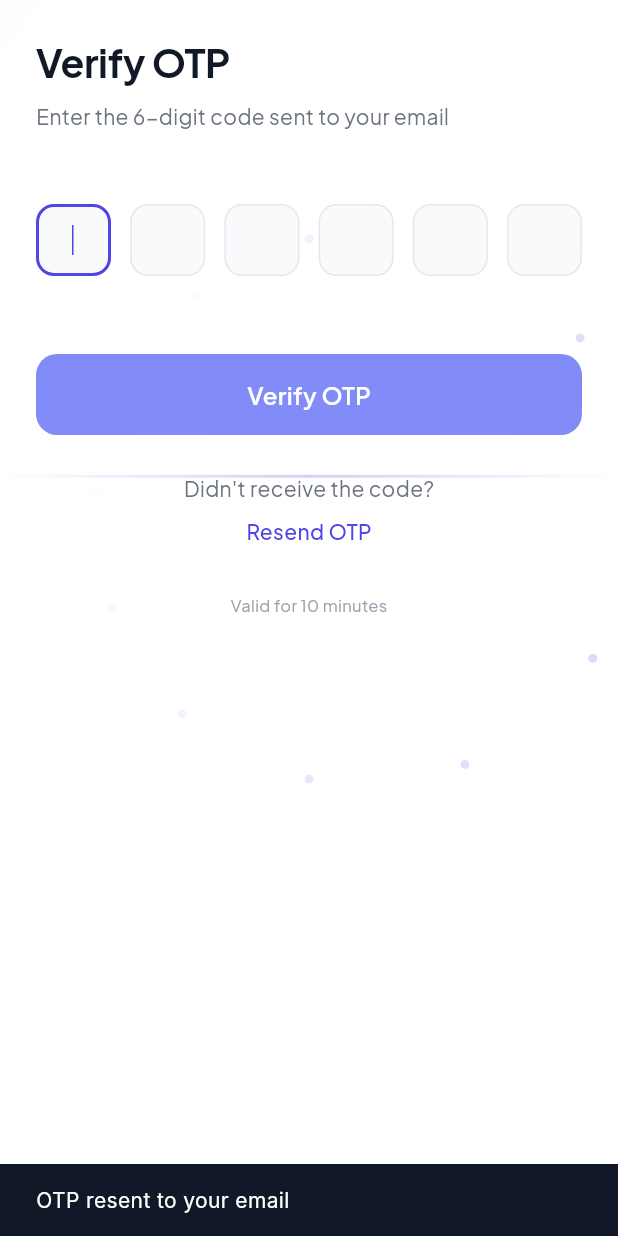
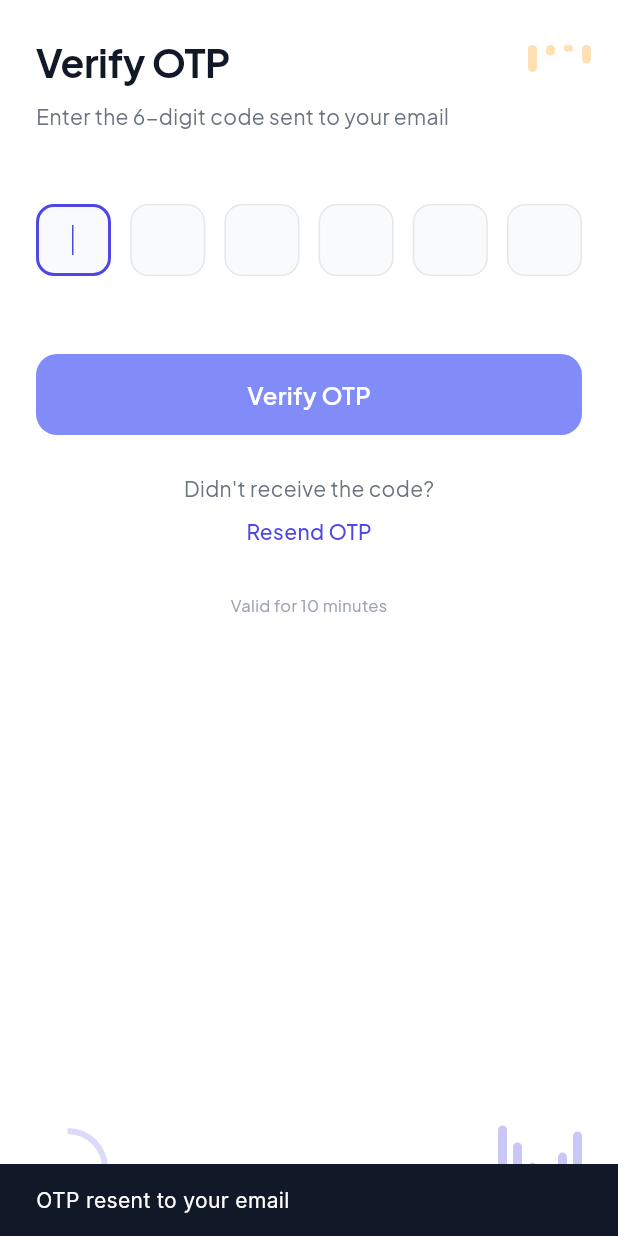
Before and after one commit to majidbhuiyan20/ShopLedger, a Flutter app: the OtpScreen screen opened by its route, after a tap on "Resend OTP", on a phone screen of 412 x 824 dp. Run offline on Flutter 3.47's test engine with Material 3 defaults, Android fonts, the phone set to English and light mode, and no system bars; our stand-ins replace dio, logger, shared_preferences; accounts and stored records are empty; network calls fail; Roboto replaces fonts that are missing (Inter).

Commit message:
create an auth background

```diff
--- a/lib/features/widgets/auth_background.dart
+++ b/lib/features/widgets/auth_background.dart
@@ -2,187 +2,114 @@ import 'package:flutter/material.dart';
 import 'dart:math';
 import '../../core/constants/app_colors.dart';
 
-/// Beautiful animated Auth Background with custom paint
+/// Light Business Auth Background
 class AuthBackground extends StatefulWidget {
   final Widget child;
-  final bool showPattern;
 
-  const AuthBackground({
-    super.key,
-    required this.child,
-    this.showPattern = true,
-  });
+  const AuthBackground({super.key, required this.child});
 
   @override
   State<AuthBackground> createState() => _AuthBackgroundState();
 }
 
 class _AuthBackgroundState extends State<AuthBackground>
-    with TickerProviderStateMixin {
-  late AnimationController _animationController;
-  late AnimationController _floatingController;
+    with SingleTickerProviderStateMixin {
+  late AnimationController _controller;
 
   @override
   void initState() {
     super.initState();
-    _animationController = AnimationController(
-      duration: const Duration(seconds: 20),
-      vsync: this,
-    )..repeat();
-
-    _floatingController = AnimationController(
-      duration: const Duration(seconds: 15),
+    _controller = AnimationController(
+      duration: const Duration(seconds: 10),
       vsync: this,
     )..repeat();
   }
 
   @override
   void dispose() {
-    _animationController.dispose();
-    _floatingController.dispose();
+    _controller.dispose();
     super.dispose();
   }
 
   @override
   Widget build(BuildContext context) {
-    final size = MediaQuery.of(context).size;
-
     return Stack(
       children: [
-        // ── Base Gradient ──────────────────────────────────────
-        Container(
-          width: double.infinity,
-          height: double.infinity,
-          decoration: BoxDecoration(
-            gradient: LinearGradient(
-              begin: Alignment.topLeft,
-              end: Alignment.bottomRight,
-              colors: [
-                AppColors.bgBase,
-                AppColors.bgBase.withOpacity(0.98),
-                AppColors.bgBase,
-              ],
-            ),
-          ),
-        ),
-
-        // ── Animated Background Painter ───────────────────────
-        if (widget.showPattern)
+        Container(color: Colors.white),
         AnimatedBuilder(
-            animation: Listenable.merge([
-              _animationController,
-              _floatingController,
-            ]),
+          animation: _controller,
           builder: (context, child) {
             return CustomPaint(
-                painter: AuthBackgroundPainter(
-                  animationValue: _animationController.value,
-                  floatingValue: _floatingController.value,
-                  size: size,
-                ),
-                child: Container(),
+              painter: LightBusinessPainter(animationValue: _controller.value),
+              size: MediaQuery.of(context).size,
             );
           },
         ),
-
-        // ── Child Content ────────────────────────────────────
         widget.child,
       ],
     );
   }
 }
 
-/// Custom painter for animated background
-class AuthBackgroundPainter extends CustomPainter {
+class LightBusinessPainter extends CustomPainter {
   final double animationValue;
-  final double floatingValue;
-  final Size size;
 
-  AuthBackgroundPainter({
-    required this.animationValue,
-    required this.floatingValue,
-    required this.size,
-  });
+  LightBusinessPainter({required this.animationValue});
 
   @override
   void paint(Canvas canvas, Size size) {
-    final paint = Paint();
+    // Sales mini chart (bottom right)
+    final salesPaint = Paint()
+      ..color = AppColors.primary.withOpacity(0.3)
+      ..style = PaintingStyle.fill;
 
-    // ── Animated Gradient Circle 1 (Top-left) ─────────────────
-    final circle1Offset = Offset(
-      -100 + (animationValue * 40),
-      -100 + (sin(floatingValue * 2 * 3.14159) * 20),
+    for (int i = 0; i < 6; i++) {
+      final height = 20 + sin(animationValue * 2 * pi + i) * 15;
+      final x = size.width - 80 + i * 10;
+      final y = size.height - 40 - height;
+
+      canvas.drawRRect(
+        RRect.fromRectAndRadius(
+          Rect.fromLTWH(x, y, 6, height),
+          const Radius.circular(3),
+        ),
+        salesPaint,
+      );
+    }
+
+    // Due indicator (bottom left)
+    final duePaint = Paint()
+      ..color = AppColors.primary.withOpacity(0.2)
+      ..style = PaintingStyle.stroke
+      ..strokeWidth = 4;
+
+    canvas.drawArc(
+      Rect.fromLTWH(20, size.height - 70, 50, 50),
+      -pi / 2,
+      2 * pi * (0.3 + sin(animationValue * pi) * 0.1),
+      false,
+      duePaint,
     );
 
-    paint.shader = RadialGradient(
-      colors: [
-        AppColors.primary.withOpacity(0.2),
-        AppColors.primary.withOpacity(0.05),
-        AppColors.primary.withOpacity(0),
-      ],
-    ).createShader(Rect.fromCircle(center: circle1Offset, radius: 150));
+    // Stock level bars (top right)
+    for (int i = 0; i < 4; i++) {
+      final level = 0.4 + sin(animationValue * 3 * pi + i) * 0.3;
+      final barPaint = Paint()
+        ..color = (level > 0.6 ? Colors.green : Colors.orange).withOpacity(0.3)
+        ..style = PaintingStyle.fill;
 
-    canvas.drawCircle(circle1Offset, 150, paint);
-
-    // ── Animated Gradient Circle 2 (Bottom-right) ──────────────
-    final circle2Offset = Offset(
-      size.width + 80 - (animationValue * 40),
-      size.height + 100 + (sin(floatingValue * 2 * 3.14159) * 20),
+      canvas.drawRRect(
+        RRect.fromRectAndRadius(
+          Rect.fromLTWH(size.width - 60 + i * 12, 30, 6, 40 * level),
+          const Radius.circular(3),
+        ),
+        barPaint,
       );
-
-    paint.shader = RadialGradient(
-      colors: [
-        AppColors.primary.withOpacity(0.15),
-        AppColors.primary.withOpacity(0.03),
-        AppColors.primary.withOpacity(0),
-      ],
-    ).createShader(Rect.fromCircle(center: circle2Offset, radius: 140));
-
-    canvas.drawCircle(circle2Offset, 140, paint);
-
-    // ── Animated Accent Line (Center) ────────────────────────
-    final linePaint = Paint()
-      ..strokeWidth = 2
-      ..shader = LinearGradient(
-        colors: [
-          AppColors.primary.withOpacity(0),
-          AppColors.primary.withOpacity(0.25),
-          AppColors.primary.withOpacity(0),
-        ],
-      ).createShader(Rect.fromLTWH(0, size.height * 0.35, size.width, 2));
-
-    final lineYOffset = (sin(floatingValue * 2 * 3.14159) * 30);
-    canvas.drawLine(
-      Offset(-50, size.height * 0.35 + lineYOffset),
-      Offset(size.width + 50, size.height * 0.35 + lineYOffset),
-      linePaint,
-    );
-
-    // ── Floating Dots Pattern ──────────────────────────────────
-    _drawFloatingDots(canvas, size);
-  }
-
-  void _drawFloatingDots(Canvas canvas, Size size) {
-    final dotPaint = Paint();
-    const dotCount = 12;
-    const dotRadius = 3.0;
-
-    for (int i = 0; i < dotCount; i++) {
-      final angle = (i / dotCount) * 2 * 3.14159;
-      final distance = 180 + (sin(floatingValue * 2 * 3.14159 + angle) * 40);
-
-      final x = size.width / 2 + distance * cos(angle);
-      final y = size.height * 0.4 + distance * sin(angle);
-
-      final opacity = 0.1 + (sin(floatingValue * 2 * 3.14159 + angle) * 0.1);
-      dotPaint.color = AppColors.primary.withOpacity(opacity);
-
-      canvas.drawCircle(Offset(x, y), dotRadius, dotPaint);
     }
   }
 
   @override
-  bool shouldRepaint(AuthBackgroundPainter oldDelegate) =>
-      oldDelegate.animationValue != animationValue ||
-      oldDelegate.floatingValue != floatingValue;
+  bool shouldRepaint(covariant LightBusinessPainter oldDelegate) {
+    return oldDelegate.animationValue != animationValue;
   }
+}
```
Lines whose indentation alone changed are shown as unchanged.
